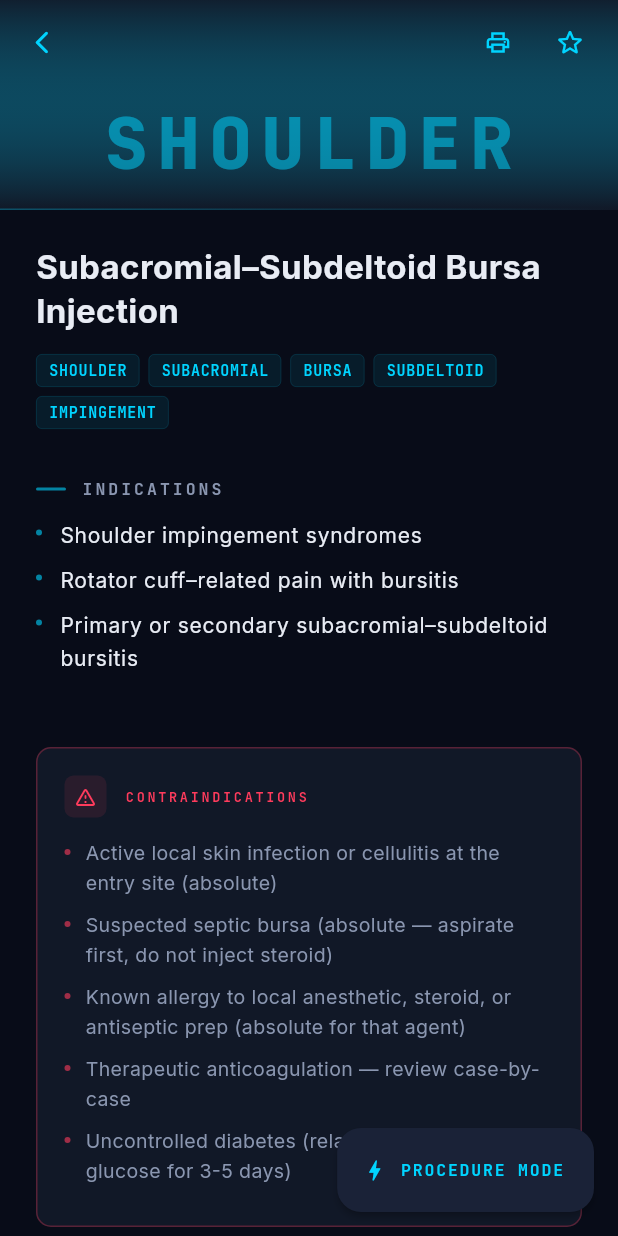
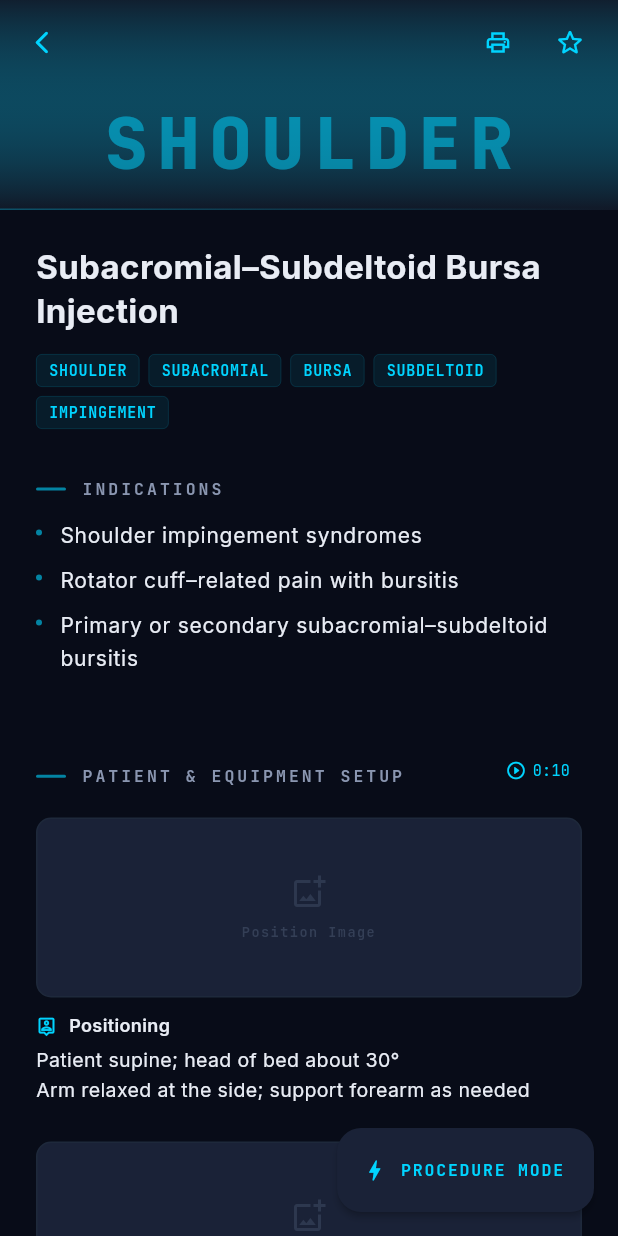
Before and after one commit to Zshumake/Ultrasound-Pro, a Flutter app: the screen it shows after launch, after a tap on "SHOULDER", on a phone screen of 412 x 824 dp. Run offline on Flutter 3.47's test engine with Material 3 defaults, Android fonts, the phone set to English and light mode, and no system bars; our stand-ins replace flutter_svg, go_router, google_fonts, shared_preferences; missing offline and left inert: dart:html, dart:ui_web.

Commit message:
Reorder study mode: anatomy/US visuals before needle insertion
Moves anatomical placement, anatomy diagrams, US image gallery, and 3D
model above the injection procedure section so residents study the
anatomy and US views before reaching needle corridor and steps. Moves
supply checklist, contraindications, pre-checklist, and post-procedure
counseling below a "PROCEDURE PREPARATION" divider at the bottom.

Study flow: Indications → Setup → Landmarking → US View → Anatomy →
Diagrams → Gallery → 3D Model → Injection Procedure → Pearls → Video
--- divider ---
Procedure Prep: Contraindications → Pre-Checklist → Supplies → Post-Procedure

Co-Authored-By: Claude Opus 4.6 (1M context) <noreply@anthropic.com>

```diff
--- a/assets/data/knee.json
+++ b/assets/data/knee.json
@@ -13,7 +13,7 @@
       { "label": "Avoid", "section": "avoid", "seconds": 135 }
     ],
     "anatomicalPlacement": {
-      "baseSvgName": "full_body_anterior_clean",
+      "baseSvgName": "bodyFemaleFront",
       "focusRegion": [300, 600, 400, 300],
       "steps": [
         {
--- a/lib/screens/injection_detail_page.dart
+++ b/lib/screens/injection_detail_page.dart
@@ -147,17 +147,10 @@ class _InjectionDetailPageState extends State<InjectionDetailPage>
                 child: Column(
                   crossAxisAlignment: CrossAxisAlignment.start,
                   children: [
+                    // === STUDY SECTION (top) ===
+                    // Flow: Indications → Setup → Landmarking → US View →
+                    //       Anatomy/Placement/Gallery → Needle Procedure → Pearls → Video
                     _buildIntroSection(context, catColor, isDark),
-                    const SizedBox(height: 48),
-                    if (widget.technique.contraindications.isNotEmpty) ...[
-                      _buildContraindicationsSection(context, isDark),
-                      const SizedBox(height: 48),
-                    ],
-                    if (widget.technique.preChecklist.isNotEmpty) ...[
-                      _buildPreChecklistSection(context, isDark),
-                      const SizedBox(height: 48),
-                    ],
-                    _buildSupplySection(context, isDark),
                     const SizedBox(height: 48),
                     _buildVisualSetupGrid(context),
                     const SizedBox(height: 24),
@@ -165,14 +158,7 @@ class _InjectionDetailPageState extends State<InjectionDetailPage>
                     const SizedBox(height: 48),
                     _buildUSViewSection(context),
                     const SizedBox(height: 48),
-                    _buildProcedureSection(context),
-                    const SizedBox(height: 48),
-                    ResidentPearlsCard(pearls: widget.technique.pearls),
-                    const SizedBox(height: 48),
-                    if (widget.technique.postProcedure.isNotEmpty) ...[
-                      _buildPostProcedureSection(context, isDark),
-                      const SizedBox(height: 48),
-                    ],
+                    // Anatomy & placement visuals — study these BEFORE needle insertion
                     if (widget.technique.anatomicalPlacement != null) ...[
                       const MedicalSectionHeader(title: 'ANATOMICAL PLACEMENT'),
                       const SizedBox(height: 16),
@@ -208,9 +194,42 @@ class _InjectionDetailPageState extends State<InjectionDetailPage>
                         accentColor: catColor,
                       ),
                     ],
+                    const SizedBox(height: 48),
+                    // Needle insertion — comes after US views and anatomy
+                    _buildProcedureSection(context),
+                    const SizedBox(height: 48),
+                    ResidentPearlsCard(pearls: widget.technique.pearls),
                     if (widget.technique.videoUrl != null) ...[
                       const SizedBox(height: 48),
                       _buildVideoSection(context, catColor, isDark),
+                    ],
+                    // === PROCEDURE PREP SECTION (bottom) ===
+                    const SizedBox(height: 64),
+                    Divider(color: isDark ? AppTheme.borderDark : AppTheme.borderLight),
+                    const SizedBox(height: 16),
+                    Text(
+                      'PROCEDURE PREPARATION',
+                      style: GoogleFonts.jetBrainsMono(
+                        fontSize: 10,
+                        fontWeight: FontWeight.w700,
+                        letterSpacing: 2,
+                        color: isDark ? AppTheme.textTertiary : AppTheme.textSecondaryLight,
+                      ),
+                    ),
+                    const SizedBox(height: 32),
+                    if (widget.technique.contraindications.isNotEmpty) ...[
+                      _buildContraindicationsSection(context, isDark),
+                      const SizedBox(height: 32),
+                    ],
+                    if (widget.technique.preChecklist.isNotEmpty) ...[
+                      _buildPreChecklistSection(context, isDark),
+                      const SizedBox(height: 32),
+                    ],
+                    _buildSupplySection(context, isDark),
+                    const SizedBox(height: 32),
+                    if (widget.technique.postProcedure.isNotEmpty) ...[
+                      _buildPostProcedureSection(context, isDark),
+                      const SizedBox(height: 32),
                     ],
                     const SizedBox(height: 100),
                   ],
```
